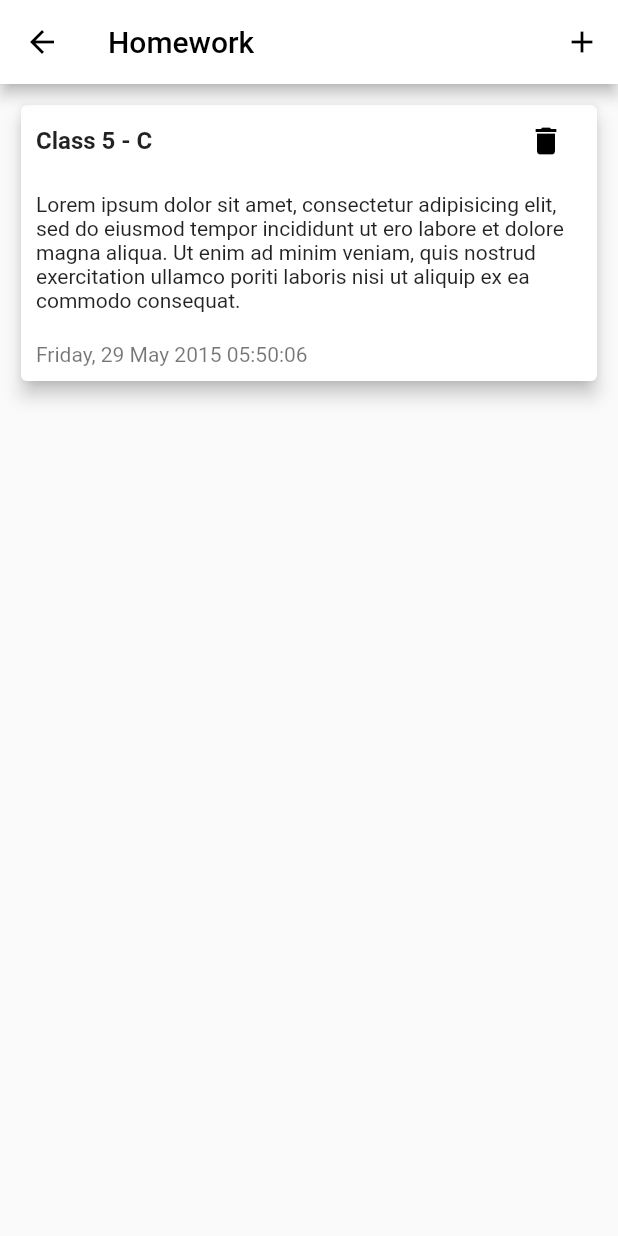
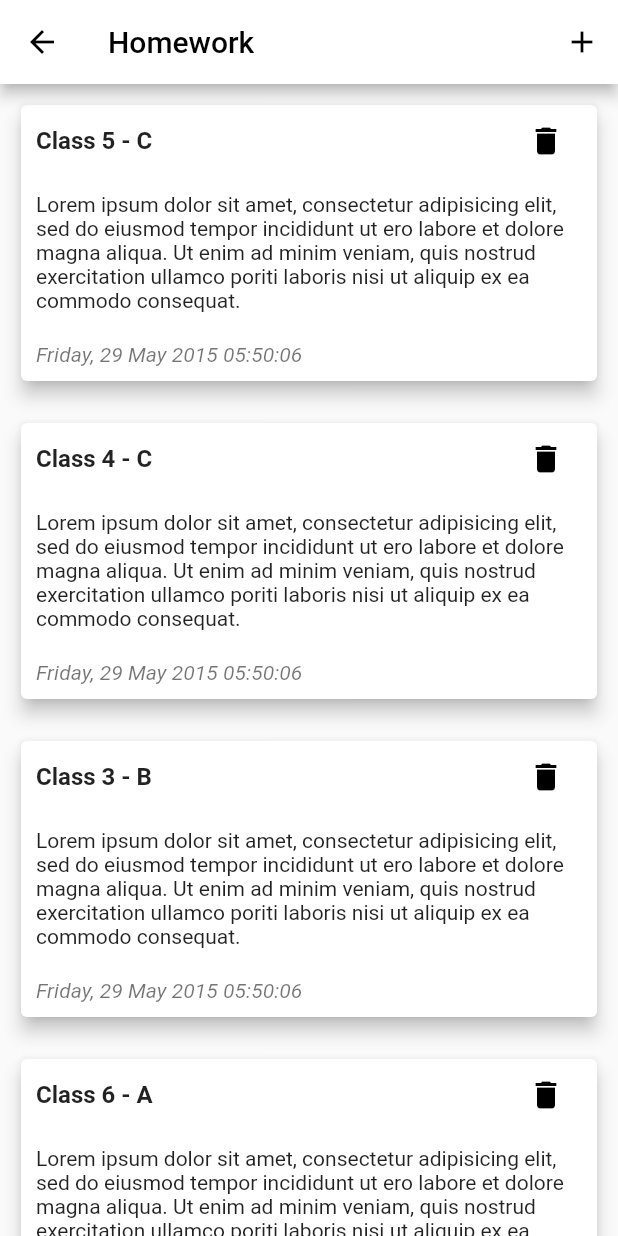
Before and after one commit to parikshitg/flutter_teacher_app, a Flutter app: the HomeworksHomescreen screen opened by its route, on a phone screen of 412 x 824 dp. Run offline on Flutter 3.47's test engine with Material 2 defaults, Android fonts, the phone set to English and light mode, and no system bars; our stand-ins replace flutter_vector_icons, font_awesome_flutter, image_picker.

Commit message:
home work list and model" "

```diff
--- /dev/null
+++ b/lib/models/homework_model.dart
@@ -0,0 +1,43 @@
+import 'package:flutter/material.dart';
+
+class Homework{
+  final String className;
+  final String section;
+  final String body;
+  DateTime homeworkDate;
+
+  Homework({
+    @required this.className,
+    @required this.section,
+    @required this.body,
+    this.homeworkDate,
+  });
+}
+
+final List<Homework> homeworks =  [
+  Homework(
+    className: '5',
+    section: 'C',
+    body: "Lorem ipsum dolor sit amet, consectetur adipisicing elit, sed do eiusmod tempor incididunt ut ero labore et dolore magna aliqua. Ut enim ad minim veniam, quis nostrud exercitation ullamco poriti laboris nisi ut aliquip ex ea commodo consequat."
+  ),
+  Homework(
+    className: '4',
+    section: 'C',
+    body: "Lorem ipsum dolor sit amet, consectetur adipisicing elit, sed do eiusmod tempor incididunt ut ero labore et dolore magna aliqua. Ut enim ad minim veniam, quis nostrud exercitation ullamco poriti laboris nisi ut aliquip ex ea commodo consequat."
+  ),
+  Homework(
+    className: '3',
+    section: 'B',
+    body: "Lorem ipsum dolor sit amet, consectetur adipisicing elit, sed do eiusmod tempor incididunt ut ero labore et dolore magna aliqua. Ut enim ad minim veniam, quis nostrud exercitation ullamco poriti laboris nisi ut aliquip ex ea commodo consequat."
+  ),
+  Homework(
+    className: '6',
+    section: 'A',
+    body: "Lorem ipsum dolor sit amet, consectetur adipisicing elit, sed do eiusmod tempor incididunt ut ero labore et dolore magna aliqua. Ut enim ad minim veniam, quis nostrud exercitation ullamco poriti laboris nisi ut aliquip ex ea commodo consequat."
+  ),
+  Homework(
+    className: '7',
+    section: 'C',
+    body: "Lorem ipsum dolor sit amet, consectetur adipisicing elit, sed do eiusmod tempor incididunt ut ero labore et dolore magna aliqua. Ut enim ad minim veniam, quis nostrud exercitation ullamco poriti laboris nisi ut aliquip ex ea commodo consequat."
+  ),
+];
--- a/lib/screens/homeworks/homeworks_homescreen.dart
+++ b/lib/screens/homeworks/homeworks_homescreen.dart
@@ -1,4 +1,6 @@
 import 'package:flutter/material.dart';
+
+import '../../models/homework_model.dart';
 
 class HomeworksHomescreen extends StatefulWidget {
   static final String id = 'homework_homescreen';
@@ -34,9 +36,10 @@ class _HomeworksHomescreenState extends State<HomeworksHomescreen> {
           ),
         ],
       ),
-      body: Column(
-        children: <Widget>[
-          Padding(
+      body: SingleChildScrollView(
+        child: Column(
+          children: homeworks.map((tx) {
+            return Padding(
               padding: EdgeInsets.symmetric(horizontal: 10.0, vertical: 10.0),
               child: Card(
                 elevation: 5.0,
@@ -48,7 +51,11 @@ class _HomeworksHomescreenState extends State<HomeworksHomescreen> {
                       child: Row(
                         mainAxisAlignment: MainAxisAlignment.spaceBetween,
                         children: <Widget>[
-                        Text('Class 5 - C', style: TextStyle(fontWeight: FontWeight.bold, fontSize: 16.0),),
+                          Text(
+                            'Class ${tx.className} - ${tx.section}',
+                            style: TextStyle(
+                                fontWeight: FontWeight.bold, fontSize: 16.0),
+                          ),
                           IconButton(
                             icon: Icon(Icons.delete),
                             color: Colors.black,
@@ -60,19 +67,25 @@ class _HomeworksHomescreenState extends State<HomeworksHomescreen> {
                       ),
                     ),
                     Padding(
-                    padding: EdgeInsets.symmetric(horizontal: 10.0, vertical: 10.0),
+                      padding: EdgeInsets.symmetric(
+                          horizontal: 10.0, vertical: 10.0),
                       child: Text(
-                        'Lorem ipsum dolor sit amet, consectetur adipisicing elit, sed do eiusmod tempor incididunt ut ero labore et dolore magna aliqua. Ut enim ad minim veniam, quis nostrud exercitation ullamco poriti laboris nisi ut aliquip ex ea commodo consequat.'),
+                          '${tx.body}'),
                     ),
                     Padding(
                       padding: EdgeInsets.all(10.0),
-                    child: Text('Friday, 29 May 2015 05:50:06', style: TextStyle(color: Colors.black54),),
+                      child: Text(
+                        'Friday, 29 May 2015 05:50:06',
+                        style: TextStyle(
+                            color: Colors.black54, fontStyle: FontStyle.italic),
+                      ),
                     ),
                   ],
                 ),
               ),
+            );
+          },).toList(),
         ),
-        ],
       ),
     );
   }
```
Lines whose indentation alone changed are shown as unchanged.
